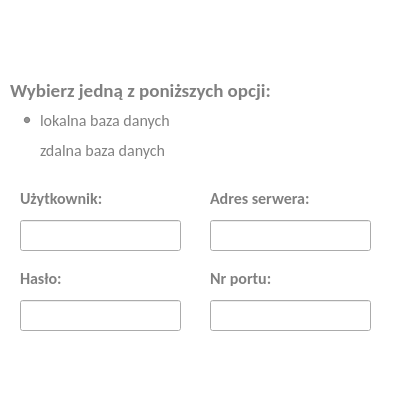
First picture: the form in dbconfigdialog.ui, repository RStravinsky/CarReservation, before the edit.
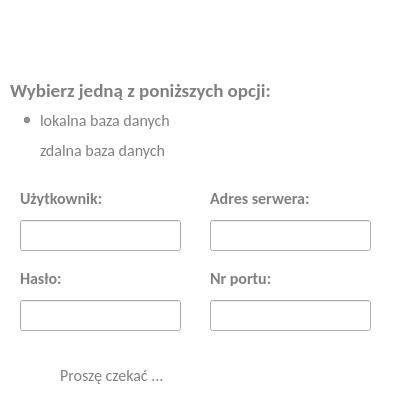
Second picture: the form after the edit. Icons and pictures are not drawn.

Commit message: check network connection, gray out mainwindow, add isOpen in Database class

The edit to the form file:
```diff
--- a/dbconfigdialog.ui
+++ b/dbconfigdialog.ui
@@ -455,6 +455,44 @@
     </property>
    </widget>
   </widget>
+  <widget class="QLabel" name="lblWait">
+   <property name="geometry">
+    <rect>
+     <x>60</x>
+     <y>360</y>
+     <width>111</width>
+     <height>31</height>
+    </rect>
+   </property>
+   <property name="font">
+    <font>
+     <family>Calibri</family>
+     <pointsize>12</pointsize>
+    </font>
+   </property>
+   <property name="text">
+    <string>Proszę czekać ...</string>
+   </property>
+  </widget>
+  <widget class="QLabel" name="lblLoad">
+   <property name="geometry">
+    <rect>
+     <x>20</x>
+     <y>360</y>
+     <width>47</width>
+     <height>31</height>
+    </rect>
+   </property>
+   <property name="text">
+    <string/>
+   </property>
+   <property name="pixmap">
+    <pixmap>:/images/images/sand-clock.png</pixmap>
+   </property>
+   <property name="scaledContents">
+    <bool>true</bool>
+   </property>
+  </widget>
  </widget>
  <resources/>
  <connections/>
```
The commit also changes 16 other files.
